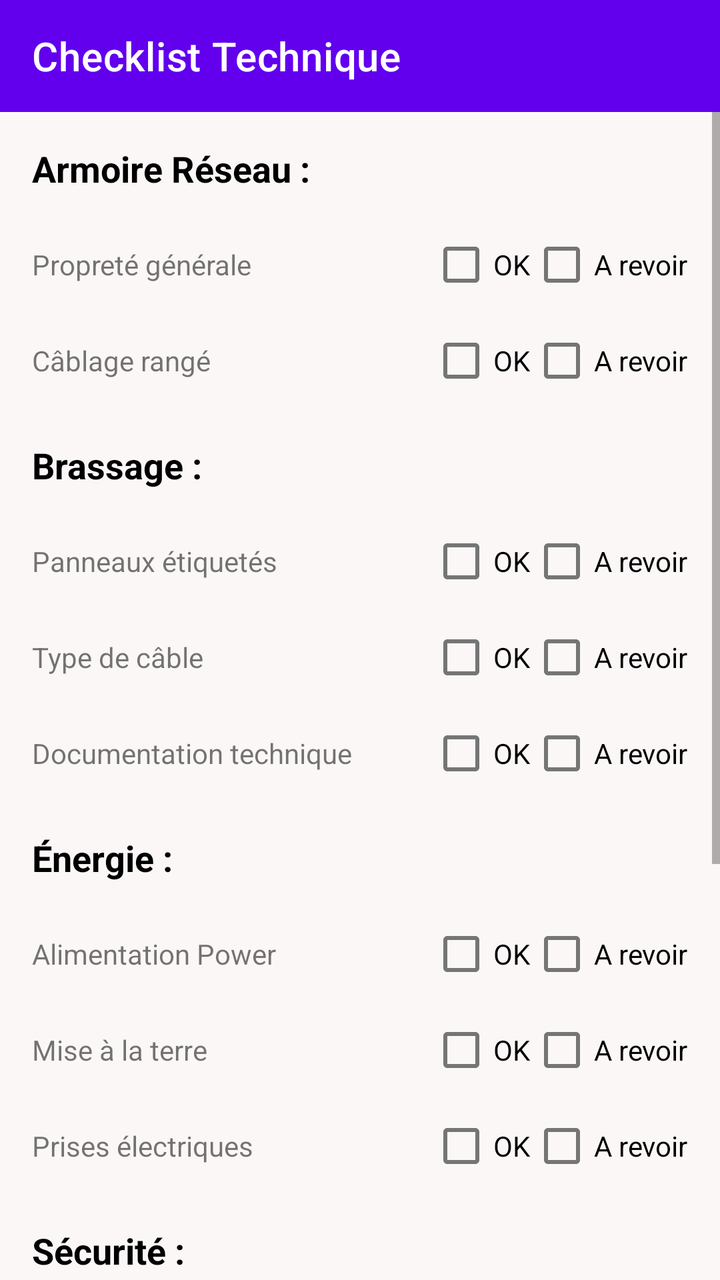
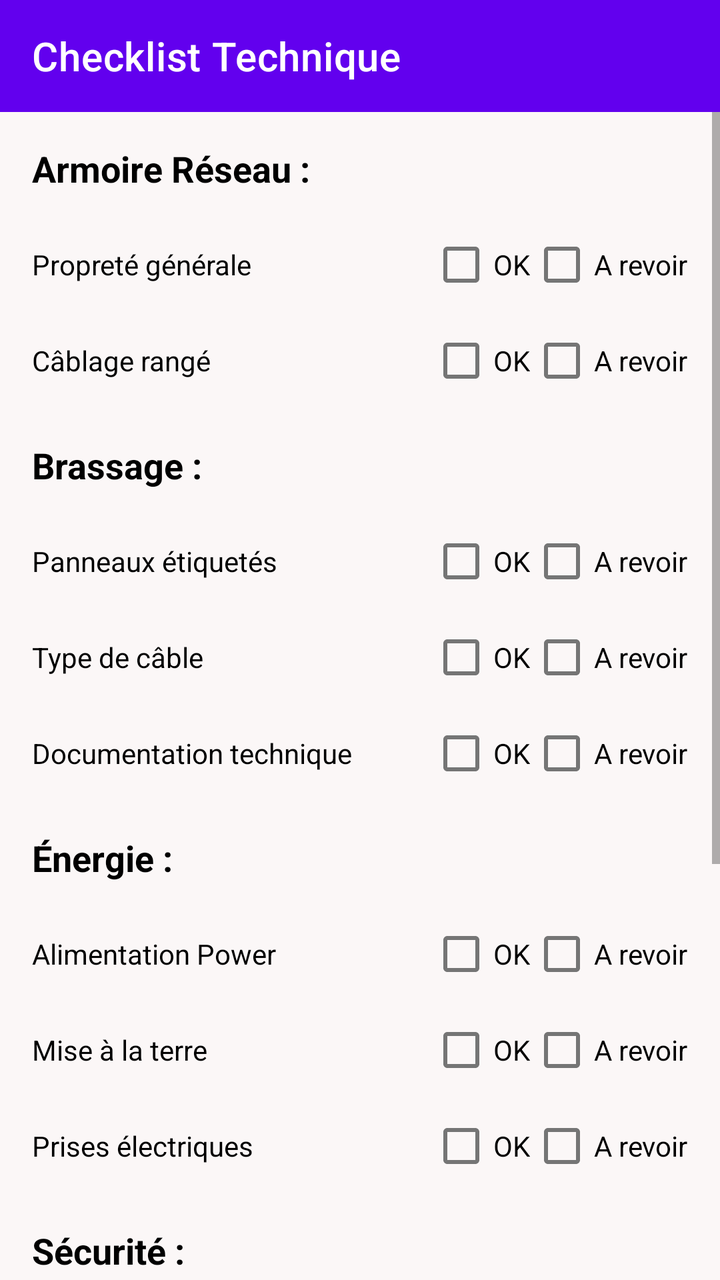

An Android layout rendered at two revisions. The XML below is the earlier revision; the diff shows what the commit changed to produce the second picture.
<!-- AndroidManifest.xml: application theme Theme.ApplicationTechnicien -->
<!-- res/layout/activity_checklist.xml -->
<?xml version="1.0" encoding="utf-8"?>
<LinearLayout xmlns:android="http://schemas.android.com/apk/res/android"
    xmlns:app="http://schemas.android.com/apk/res-auto"
    xmlns:tools="http://schemas.android.com/tools"
    android:layout_width="match_parent"
    android:layout_height="match_parent"
    android:orientation="vertical"
    android:background="#FBF7F7"
    tools:context=".ChecklistActivity">

    <com.google.android.material.appbar.MaterialToolbar
        android:id="@+id/toolbar_checklist"
        android:layout_width="match_parent"
        android:layout_height="?attr/actionBarSize"
        android:background="?attr/colorPrimary"
        app:title="Checklist Technique"
        app:titleTextColor="@android:color/white" />

    <ScrollView
        android:layout_width="match_parent"
        android:layout_height="0dp"
        android:layout_weight="1">

        <LinearLayout
            android:layout_width="match_parent"
            android:layout_height="wrap_content"
            android:orientation="vertical"
            android:padding="16dp">

            <TextView android:layout_width="wrap_content" android:layout_height="wrap_content"
                android:text="Armoire Réseau :" android:textSize="18sp" android:textStyle="bold" android:layout_marginBottom="12dp" android:textColor="@android:color/black"/>

            <RelativeLayout android:layout_width="match_parent" android:layout_height="wrap_content">
                <TextView android:layout_width="wrap_content" android:layout_height="wrap_content" android:text="Propreté générale" android:layout_centerVertical="true"/>
                <LinearLayout android:layout_width="wrap_content" android:layout_height="wrap_content" android:layout_alignParentEnd="true" android:orientation="horizontal">
                    <CheckBox android:id="@+id/check_cleanliness_ok" android:layout_width="wrap_content" android:layout_height="wrap_content" android:text="OK"/>
                    <CheckBox android:id="@+id/check_cleanliness_revoir" android:layout_width="wrap_content" android:layout_height="wrap_content" android:text="A revoir"/>
                </LinearLayout>
            </RelativeLayout>

            <RelativeLayout android:layout_width="match_parent" android:layout_height="wrap_content">
                <TextView android:layout_width="wrap_content" android:layout_height="wrap_content" android:text="Câblage rangé" android:layout_centerVertical="true"/>
                <LinearLayout android:layout_width="wrap_content" android:layout_height="wrap_content" android:layout_alignParentEnd="true" android:orientation="horizontal">
                    <CheckBox android:id="@+id/check_cabling_ok" android:layout_width="wrap_content" android:layout_height="wrap_content" android:text="OK"/>
                    <CheckBox android:id="@+id/check_cabling_revoir" android:layout_width="wrap_content" android:layout_height="wrap_content" android:text="A revoir"/>
                </LinearLayout>
            </RelativeLayout>

            <TextView android:layout_width="wrap_content" android:layout_height="wrap_content"
                android:text="Brassage :" android:textSize="18sp" android:textStyle="bold" android:layout_marginTop="16dp" android:layout_marginBottom="12dp" android:textColor="@android:color/black"/>

            <RelativeLayout android:layout_width="match_parent" android:layout_height="wrap_content">
                <TextView android:layout_width="wrap_content" android:layout_height="wrap_content" android:text="Panneaux étiquetés" android:layout_centerVertical="true"/>
                <LinearLayout android:layout_width="wrap_content" android:layout_height="wrap_content" android:layout_alignParentEnd="true" android:orientation="horizontal">
                    <CheckBox android:id="@+id/check_panels_ok" android:layout_width="wrap_content" android:layout_height="wrap_content" android:text="OK"/>
                    <CheckBox android:id="@+id/check_panels_revoir" android:layout_width="wrap_content" android:layout_height="wrap_content" android:text="A revoir"/>
                </LinearLayout>
            </RelativeLayout>

            <RelativeLayout android:layout_width="match_parent" android:layout_height="wrap_content">
                <TextView android:layout_width="wrap_content" android:layout_height="wrap_content" android:text="Type de câble" android:layout_centerVertical="true"/>
                <LinearLayout android:layout_width="wrap_content" android:layout_height="wrap_content" android:layout_alignParentEnd="true" android:orientation="horizontal">
                    <CheckBox android:id="@+id/check_cable_type_ok" android:layout_width="wrap_content" android:layout_height="wrap_content" android:text="OK"/>
                    <CheckBox android:id="@+id/check_cable_type_revoir" android:layout_width="wrap_content" android:layout_height="wrap_content" android:text="A revoir"/>
                </LinearLayout>
            </RelativeLayout>

            <RelativeLayout android:layout_width="match_parent" android:layout_height="wrap_content">
                <TextView android:layout_width="wrap_content" android:layout_height="wrap_content" android:text="Documentation technique" android:layout_centerVertical="true"/>
                <LinearLayout android:layout_width="wrap_content" android:layout_height="wrap_content" android:layout_alignParentEnd="true" android:orientation="horizontal">
                    <CheckBox android:id="@+id/check_docs_ok" android:layout_width="wrap_content" android:layout_height="wrap_content" android:text="OK"/>
                    <CheckBox android:id="@+id/check_docs_revoir" android:layout_width="wrap_content" android:layout_height="wrap_content" android:text="A revoir"/>
                </LinearLayout>
            </RelativeLayout>

            <TextView android:layout_width="wrap_content" android:layout_height="wrap_content"
                android:text="Énergie :" android:textSize="18sp" android:textStyle="bold" android:layout_marginTop="16dp" android:layout_marginBottom="12dp" android:textColor="@android:color/black"/>

            <RelativeLayout android:layout_width="match_parent" android:layout_height="wrap_content">
                <TextView android:layout_width="wrap_content" android:layout_height="wrap_content" android:text="Alimentation Power" android:layout_centerVertical="true"/>
                <LinearLayout android:layout_width="wrap_content" android:layout_height="wrap_content" android:layout_alignParentEnd="true" android:orientation="horizontal">
                    <CheckBox android:id="@+id/check_power_ok" android:layout_width="wrap_content" android:layout_height="wrap_content" android:text="OK"/>
                    <CheckBox android:id="@+id/check_power_revoir" android:layout_width="wrap_content" android:layout_height="wrap_content" android:text="A revoir"/>
                </LinearLayout>
            </RelativeLayout>

            <RelativeLayout android:layout_width="match_parent" android:layout_height="wrap_content">
                <TextView android:layout_width="wrap_content" android:layout_height="wrap_content" android:text="Mise à la terre" android:layout_centerVertical="true"/>
                <LinearLayout android:layout_width="wrap_content" android:layout_height="wrap_content" android:layout_alignParentEnd="true" android:orientation="horizontal">
                    <CheckBox android:id="@+id/check_grounding_ok" android:layout_width="wrap_content" android:layout_height="wrap_content" android:text="OK"/>
                    <CheckBox android:id="@+id/check_grounding_revoir" android:layout_width="wrap_content" android:layout_height="wrap_content" android:text="A revoir"/>
                </LinearLayout>
            </RelativeLayout>

            <RelativeLayout android:layout_width="match_parent" android:layout_height="wrap_content">
                <TextView android:layout_width="wrap_content" android:layout_height="wrap_content" android:text="Prises électriques" android:layout_centerVertical="true"/>
                <LinearLayout android:layout_width="wrap_content" android:layout_height="wrap_content" android:layout_alignParentEnd="true" android:orientation="horizontal">
                    <CheckBox android:id="@+id/check_outlets_ok" android:layout_width="wrap_content" android:layout_height="wrap_content" android:text="OK"/>
                    <CheckBox android:id="@+id/check_outlets_revoir" android:layout_width="wrap_content" android:layout_height="wrap_content" android:text="A revoir"/>
                </LinearLayout>
            </RelativeLayout>

            <TextView android:layout_width="wrap_content" android:layout_height="wrap_content"
                android:text="Sécurité :" android:textSize="18sp" android:textStyle="bold" android:layout_marginTop="16dp" android:layout_marginBottom="12dp" android:textColor="@android:color/black"/>

            <RelativeLayout android:layout_width="match_parent" android:layout_height="wrap_content">
                <TextView android:layout_width="wrap_content" android:layout_height="wrap_content" android:text="Porte salle fermée" android:layout_centerVertical="true"/>
                <LinearLayout android:layout_width="wrap_content" android:layout_height="wrap_content" android:layout_alignParentEnd="true" android:orientation="horizontal">
                    <CheckBox android:id="@+id/check_security_ok" android:layout_width="wrap_content" android:layout_height="wrap_content" android:text="OK"/>
                    <CheckBox android:id="@+id/check_security_revoir" android:layout_width="wrap_content" android:layout_height="wrap_content" android:text="A revoir"/>
                </LinearLayout>
            </RelativeLayout>

            <TextView android:layout_width="wrap_content" android:layout_height="wrap_content" android:text="Commentaires :" android:layout_marginTop="20dp" android:textStyle="bold"/>

            <EditText
                android:id="@+id/comment_edittext"
                android:layout_width="match_parent"
                android:layout_height="wrap_content"
                android:hint="Observations..."
                android:inputType="textMultiLine"
                android:minLines="3"
                android:background="@android:drawable/edit_text"
                android:padding="8dp" />

            <Button android:id="@+id/btn_save" android:layout_width="match_parent" android:layout_height="wrap_content" android:layout_marginTop="24dp" android:text="Enregistrer" />
            <Button android:id="@+id/btn_reset" android:layout_width="match_parent" android:layout_height="wrap_content" android:layout_marginTop="8dp" android:text="Réinitialiser" android:backgroundTint="#D32F2F" />

        </LinearLayout>
    </ScrollView>
</LinearLayout>
<!-- resources referenced by this layout -->
<resources>
  <style name="Theme.ApplicationTechnicien" parent="Theme.MaterialComponents.DayNight.NoActionBar">
          <item name="colorPrimary">@color/purple_500</item>
          <item name="colorPrimaryVariant">@color/purple_700</item>
          <item name="colorOnPrimary">@color/white</item>
  
          <item name="colorSecondary">@color/teal_200</item>
          <item name="colorSecondaryVariant">@color/teal_700</item>
          <item name="colorOnSecondary">@color/black</item>
  
          <item name="android:statusBarColor">?attr/colorPrimaryVariant</item>
  
          <item name="windowActionBar">false</item>
          <item name="windowNoTitle">true</item>
      </style>
  <color name="purple_500">#FF6200EE</color>
  <color name="purple_700">#FF3700B3</color>
  <color name="white">#FFFFFFFF</color>
  <color name="teal_200">#FF03DAC5</color>
  <color name="teal_700">#FF018786</color>
  <color name="black">#FF000000</color>
</resources>

<!-- the commit's change to res/layout/activity_checklist.xml (unified diff, before → after) -->
@@ -28,90 +28,90 @@
             android:padding="16dp">
 
             <TextView android:layout_width="wrap_content" android:layout_height="wrap_content"
-                android:text="Armoire Réseau :" android:textSize="18sp" android:textStyle="bold" android:layout_marginBottom="12dp" android:textColor="@android:color/black"/>
+                android:text="Armoire Réseau :" android:textSize="18sp" android:textStyle="bold" android:layout_marginBottom="12dp" android:textColor="#000000"/>
 
             <RelativeLayout android:layout_width="match_parent" android:layout_height="wrap_content">
-                <TextView android:layout_width="wrap_content" android:layout_height="wrap_content" android:text="Propreté générale" android:layout_centerVertical="true"/>
+                <TextView android:layout_width="wrap_content" android:layout_height="wrap_content" android:text="Propreté générale" android:layout_centerVertical="true" android:textColor="#000000"/>
                 <LinearLayout android:layout_width="wrap_content" android:layout_height="wrap_content" android:layout_alignParentEnd="true" android:orientation="horizontal">
-                    <CheckBox android:id="@+id/check_cleanliness_ok" android:layout_width="wrap_content" android:layout_height="wrap_content" android:text="OK"/>
-                    <CheckBox android:id="@+id/check_cleanliness_revoir" android:layout_width="wrap_content" android:layout_height="wrap_content" android:text="A revoir"/>
+                    <CheckBox android:id="@+id/check_cleanliness_ok" android:layout_width="wrap_content" android:layout_height="wrap_content" android:text="OK" android:textColor="#000000"/>
+                    <CheckBox android:id="@+id/check_cleanliness_revoir" android:layout_width="wrap_content" android:layout_height="wrap_content" android:text="A revoir" android:textColor="#000000"/>
                 </LinearLayout>
             </RelativeLayout>
 
             <RelativeLayout android:layout_width="match_parent" android:layout_height="wrap_content">
-                <TextView android:layout_width="wrap_content" android:layout_height="wrap_content" android:text="Câblage rangé" android:layout_centerVertical="true"/>
+                <TextView android:layout_width="wrap_content" android:layout_height="wrap_content" android:text="Câblage rangé" android:layout_centerVertical="true" android:textColor="#000000"/>
                 <LinearLayout android:layout_width="wrap_content" android:layout_height="wrap_content" android:layout_alignParentEnd="true" android:orientation="horizontal">
-                    <CheckBox android:id="@+id/check_cabling_ok" android:layout_width="wrap_content" android:layout_height="wrap_content" android:text="OK"/>
-                    <CheckBox android:id="@+id/check_cabling_revoir" android:layout_width="wrap_content" android:layout_height="wrap_content" android:text="A revoir"/>
+                    <CheckBox android:id="@+id/check_cabling_ok" android:layout_width="wrap_content" android:layout_height="wrap_content" android:text="OK" android:textColor="#000000"/>
+                    <CheckBox android:id="@+id/check_cabling_revoir" android:layout_width="wrap_content" android:layout_height="wrap_content" android:text="A revoir" android:textColor="#000000"/>
                 </LinearLayout>
             </RelativeLayout>
 
             <TextView android:layout_width="wrap_content" android:layout_height="wrap_content"
-                android:text="Brassage :" android:textSize="18sp" android:textStyle="bold" android:layout_marginTop="16dp" android:layout_marginBottom="12dp" android:textColor="@android:color/black"/>
+                android:text="Brassage :" android:textSize="18sp" android:textStyle="bold" android:layout_marginTop="16dp" android:layout_marginBottom="12dp" android:textColor="#000000"/>
 
             <RelativeLayout android:layout_width="match_parent" android:layout_height="wrap_content">
-                <TextView android:layout_width="wrap_content" android:layout_height="wrap_content" android:text="Panneaux étiquetés" android:layout_centerVertical="true"/>
+                <TextView android:layout_width="wrap_content" android:layout_height="wrap_content" android:text="Panneaux étiquetés" android:layout_centerVertical="true" android:textColor="#000000"/>
                 <LinearLayout android:layout_width="wrap_content" android:layout_height="wrap_content" android:layout_alignParentEnd="true" android:orientation="horizontal">
-                    <CheckBox android:id="@+id/check_panels_ok" android:layout_width="wrap_content" android:layout_height="wrap_content" android:text="OK"/>
-                    <CheckBox android:id="@+id/check_panels_revoir" android:layout_width="wrap_content" android:layout_height="wrap_content" android:text="A revoir"/>
+                    <CheckBox android:id="@+id/check_panels_ok" android:layout_width="wrap_content" android:layout_height="wrap_content" android:text="OK" android:textColor="#000000"/>
+                    <CheckBox android:id="@+id/check_panels_revoir" android:layout_width="wrap_content" android:layout_height="wrap_content" android:text="A revoir" android:textColor="#000000"/>
                 </LinearLayout>
             </RelativeLayout>
 
             <RelativeLayout android:layout_width="match_parent" android:layout_height="wrap_content">
-                <TextView android:layout_width="wrap_content" android:layout_height="wrap_content" android:text="Type de câble" android:layout_centerVertical="true"/>
+                <TextView android:layout_width="wrap_content" android:layout_height="wrap_content" android:text="Type de câble" android:layout_centerVertical="true" android:textColor="#000000"/>
                 <LinearLayout android:layout_width="wrap_content" android:layout_height="wrap_content" android:layout_alignParentEnd="true" android:orientation="horizontal">
-                    <CheckBox android:id="@+id/check_cable_type_ok" android:layout_width="wrap_content" android:layout_height="wrap_content" android:text="OK"/>
-                    <CheckBox android:id="@+id/check_cable_type_revoir" android:layout_width="wrap_content" android:layout_height="wrap_content" android:text="A revoir"/>
+                    <CheckBox android:id="@+id/check_cable_type_ok" android:layout_width="wrap_content" android:layout_height="wrap_content" android:text="OK" android:textColor="#000000"/>
+                    <CheckBox android:id="@+id/check_cable_type_revoir" android:layout_width="wrap_content" android:layout_height="wrap_content" android:text="A revoir" android:textColor="#000000"/>
                 </LinearLayout>
             </RelativeLayout>
 
             <RelativeLayout android:layout_width="match_parent" android:layout_height="wrap_content">
-                <TextView android:layout_width="wrap_content" android:layout_height="wrap_content" android:text="Documentation technique" android:layout_centerVertical="true"/>
+                <TextView android:layout_width="wrap_content" android:layout_height="wrap_content" android:text="Documentation technique" android:layout_centerVertical="true" android:textColor="#000000"/>
                 <LinearLayout android:layout_width="wrap_content" android:layout_height="wrap_content" android:layout_alignParentEnd="true" android:orientation="horizontal">
-                    <CheckBox android:id="@+id/check_docs_ok" android:layout_width="wrap_content" android:layout_height="wrap_content" android:text="OK"/>
-                    <CheckBox android:id="@+id/check_docs_revoir" android:layout_width="wrap_content" android:layout_height="wrap_content" android:text="A revoir"/>
+                    <CheckBox android:id="@+id/check_docs_ok" android:layout_width="wrap_content" android:layout_height="wrap_content" android:text="OK" android:textColor="#000000"/>
+                    <CheckBox android:id="@+id/check_docs_revoir" android:layout_width="wrap_content" android:layout_height="wrap_content" android:text="A revoir" android:textColor="#000000"/>
                 </LinearLayout>
             </RelativeLayout>
 
             <TextView android:layout_width="wrap_content" android:layout_height="wrap_content"
-                android:text="Énergie :" android:textSize="18sp" android:textStyle="bold" android:layout_marginTop="16dp" android:layout_marginBottom="12dp" android:textColor="@android:color/black"/>
+                android:text="Énergie :" android:textSize="18sp" android:textStyle="bold" android:layout_marginTop="16dp" android:layout_marginBottom="12dp" android:textColor="#000000"/>
 
             <RelativeLayout android:layout_width="match_parent" android:layout_height="wrap_content">
-                <TextView android:layout_width="wrap_content" android:layout_height="wrap_content" android:text="Alimentation Power" android:layout_centerVertical="true"/>
+                <TextView android:layout_width="wrap_content" android:layout_height="wrap_content" android:text="Alimentation Power" android:layout_centerVertical="true" android:textColor="#000000"/>
                 <LinearLayout android:layout_width="wrap_content" android:layout_height="wrap_content" android:layout_alignParentEnd="true" android:orientation="horizontal">
-                    <CheckBox android:id="@+id/check_power_ok" android:layout_width="wrap_content" android:layout_height="wrap_content" android:text="OK"/>
-                    <CheckBox android:id="@+id/check_power_revoir" android:layout_width="wrap_content" android:layout_height="wrap_content" android:text="A revoir"/>
+                    <CheckBox android:id="@+id/check_power_ok" android:layout_width="wrap_content" android:layout_height="wrap_content" android:text="OK" android:textColor="#000000"/>
+                    <CheckBox android:id="@+id/check_power_revoir" android:layout_width="wrap_content" android:layout_height="wrap_content" android:text="A revoir" android:textColor="#000000"/>
                 </LinearLayout>
             </RelativeLayout>
 
             <RelativeLayout android:layout_width="match_parent" android:layout_height="wrap_content">
-                <TextView android:layout_width="wrap_content" android:layout_height="wrap_content" android:text="Mise à la terre" android:layout_centerVertical="true"/>
+                <TextView android:layout_width="wrap_content" android:layout_height="wrap_content" android:text="Mise à la terre" android:layout_centerVertical="true" android:textColor="#000000"/>
                 <LinearLayout android:layout_width="wrap_content" android:layout_height="wrap_content" android:layout_alignParentEnd="true" android:orientation="horizontal">
-                    <CheckBox android:id="@+id/check_grounding_ok" android:layout_width="wrap_content" android:layout_height="wrap_content" android:text="OK"/>
-                    <CheckBox android:id="@+id/check_grounding_revoir" android:layout_width="wrap_content" android:layout_height="wrap_content" android:text="A revoir"/>
+                    <CheckBox android:id="@+id/check_grounding_ok" android:layout_width="wrap_content" android:layout_height="wrap_content" android:text="OK" android:textColor="#000000"/>
+                    <CheckBox android:id="@+id/check_grounding_revoir" android:layout_width="wrap_content" android:layout_height="wrap_content" android:text="A revoir" android:textColor="#000000"/>
                 </LinearLayout>
             </RelativeLayout>
 
             <RelativeLayout android:layout_width="match_parent" android:layout_height="wrap_content">
-                <TextView android:layout_width="wrap_content" android:layout_height="wrap_content" android:text="Prises électriques" android:layout_centerVertical="true"/>
+                <TextView android:layout_width="wrap_content" android:layout_height="wrap_content" android:text="Prises électriques" android:layout_centerVertical="true" android:textColor="#000000"/>
                 <LinearLayout android:layout_width="wrap_content" android:layout_height="wrap_content" android:layout_alignParentEnd="true" android:orientation="horizontal">
-                    <CheckBox android:id="@+id/check_outlets_ok" android:layout_width="wrap_content" android:layout_height="wrap_content" android:text="OK"/>
-                    <CheckBox android:id="@+id/check_outlets_revoir" android:layout_width="wrap_content" android:layout_height="wrap_content" android:text="A revoir"/>
+                    <CheckBox android:id="@+id/check_outlets_ok" android:layout_width="wrap_content" android:layout_height="wrap_content" android:text="OK" android:textColor="#000000"/>
+                    <CheckBox android:id="@+id/check_outlets_revoir" android:layout_width="wrap_content" android:layout_height="wrap_content" android:text="A revoir" android:textColor="#000000"/>
                 </LinearLayout>
             </RelativeLayout>
 
             <TextView android:layout_width="wrap_content" android:layout_height="wrap_content"
-                android:text="Sécurité :" android:textSize="18sp" android:textStyle="bold" android:layout_marginTop="16dp" android:layout_marginBottom="12dp" android:textColor="@android:color/black"/>
+                android:text="Sécurité :" android:textSize="18sp" android:textStyle="bold" android:layout_marginTop="16dp" android:layout_marginBottom="12dp" android:textColor="#000000"/>
 
             <RelativeLayout android:layout_width="match_parent" android:layout_height="wrap_content">
-                <TextView android:layout_width="wrap_content" android:layout_height="wrap_content" android:text="Porte salle fermée" android:layout_centerVertical="true"/>
+                <TextView android:layout_width="wrap_content" android:layout_height="wrap_content" android:text="Porte salle fermée" android:layout_centerVertical="true" android:textColor="#000000"/>
                 <LinearLayout android:layout_width="wrap_content" android:layout_height="wrap_content" android:layout_alignParentEnd="true" android:orientation="horizontal">
-                    <CheckBox android:id="@+id/check_security_ok" android:layout_width="wrap_content" android:layout_height="wrap_content" android:text="OK"/>
-                    <CheckBox android:id="@+id/check_security_revoir" android:layout_width="wrap_content" android:layout_height="wrap_content" android:text="A revoir"/>
+                    <CheckBox android:id="@+id/check_security_ok" android:layout_width="wrap_content" android:layout_height="wrap_content" android:text="OK" android:textColor="#000000"/>
+                    <CheckBox android:id="@+id/check_security_revoir" android:layout_width="wrap_content" android:layout_height="wrap_content" android:text="A revoir" android:textColor="#000000"/>
                 </LinearLayout>
             </RelativeLayout>
 
-            <TextView android:layout_width="wrap_content" android:layout_height="wrap_content" android:text="Commentaires :" android:layout_marginTop="20dp" android:textStyle="bold"/>
+            <TextView android:layout_width="wrap_content" android:layout_height="wrap_content" android:text="Commentaires :" android:layout_marginTop="20dp" android:textStyle="bold" android:textColor="#000000"/>
 
             <EditText
                 android:id="@+id/comment_edittext"
@@ -121,10 +121,12 @@
                 android:inputType="textMultiLine"
                 android:minLines="3"
                 android:background="@android:drawable/edit_text"
-                android:padding="8dp" />
+                android:padding="8dp"
+                android:textColor="#000000"
+                android:textColorHint="#757575"/>
 
-            <Button android:id="@+id/btn_save" android:layout_width="match_parent" android:layout_height="wrap_content" android:layout_marginTop="24dp" android:text="Enregistrer" />
-            <Button android:id="@+id/btn_reset" android:layout_width="match_parent" android:layout_height="wrap_content" android:layout_marginTop="8dp" android:text="Réinitialiser" android:backgroundTint="#D32F2F" />
+            <Button android:id="@+id/btn_save" android:layout_width="match_parent" android:layout_height="wrap_content" android:layout_marginTop="24dp" android:text="Enregistrer" android:textColor="#FFFFFF"/>
+            <Button android:id="@+id/btn_reset" android:layout_width="match_parent" android:layout_height="wrap_content" android:layout_marginTop="8dp" android:text="Réinitialiser" android:backgroundTint="#D32F2F" android:textColor="#FFFFFF"/>
 
         </LinearLayout>
     </ScrollView>
